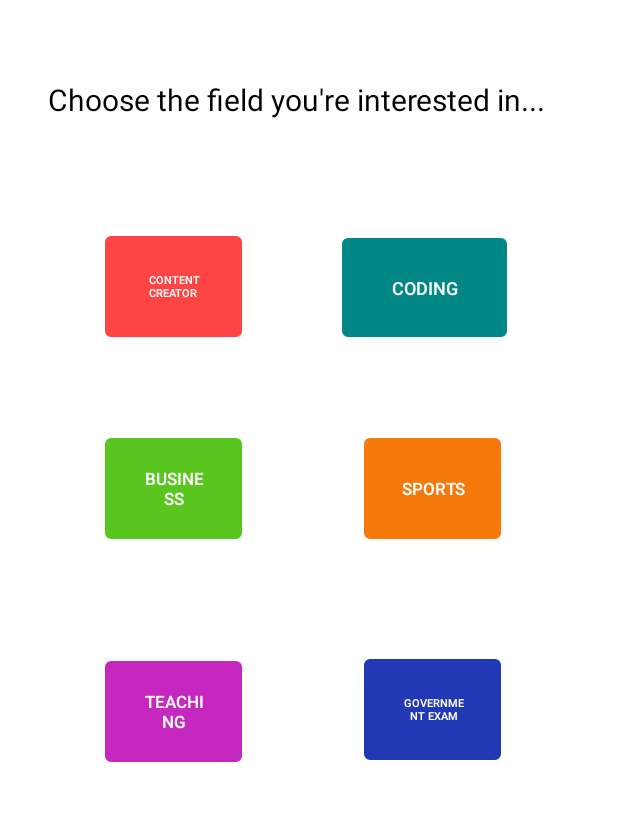
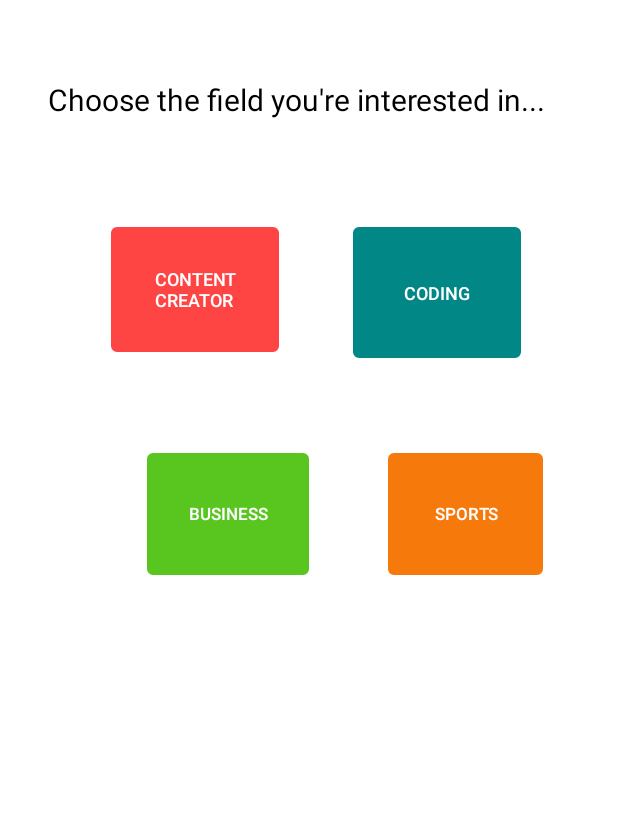
Before and after one commit to teeshaa/pathfinder-app, an Android app: the MainActivity2 screen opened directly, with no data from a screen before it, on a phone screen of 412 x 824 dp, the part 196-1017 px from its top. Run offline under Robolectric (Android 15) with nearby library versions, the light colour scheme and no system bars.

Commit message:
Updated UI

```diff
--- a/app/src/main/res/layout/activity_main2.xml
+++ b/app/src/main/res/layout/activity_main2.xml
@@ -10,8 +10,8 @@
 
     <Button
         android:id="@+id/music"
-        android:layout_width="91dp"
-        android:layout_height="67dp"
+        android:layout_width="112dp"
+        android:layout_height="83dp"
         android:background="@drawable/roundedbutton"
         android:backgroundTint="@color/cardview_light_background"
         android:contentDescription=" Content Creator "
@@ -21,24 +21,24 @@
         android:text="Content Creator "
         android:textAppearance="@style/TextAppearance.AppCompat.Button"
         android:textColor="@color/white"
-        android:textSize="7sp"
+        android:textSize="12sp"
         app:backgroundTint="@android:color/holo_red_light"
         app:elevation="2dp"
         app:layout_constraintBottom_toBottomOf="parent"
         app:layout_constraintEnd_toEndOf="parent"
-        app:layout_constraintHorizontal_bias="0.219"
+        app:layout_constraintHorizontal_bias="0.247"
         app:layout_constraintStart_toStartOf="parent"
         app:layout_constraintTop_toTopOf="parent"
         app:layout_constraintVertical_bias="0.381"
         app:rippleColor="#EC2F2F"
         app:shapeAppearance="@style/Widget.Material3.CircularProgressIndicator.ExtraSmall"
         app:strokeColor="@color/design_default_color_secondary_variant"
-        tools:text="Entertainment  World" />
+        tools:text="Content Creator" />
 
     <Button
         android:id="@+id/coding"
-        android:layout_width="110dp"
-        android:layout_height="66dp"
+        android:layout_width="112dp"
+        android:layout_height="87dp"
         android:background="@drawable/roundedbutton"
         android:backgroundTint="@color/cardview_light_background"
         android:contentDescription="Entertainment  World"
@@ -53,45 +53,19 @@
         app:elevation="2dp"
         app:layout_constraintBottom_toBottomOf="parent"
         app:layout_constraintEnd_toEndOf="parent"
-        app:layout_constraintHorizontal_bias="0.756"
+        app:layout_constraintHorizontal_bias="0.785"
         app:layout_constraintStart_toStartOf="parent"
         app:layout_constraintTop_toTopOf="parent"
-        app:layout_constraintVertical_bias="0.382"
+        app:layout_constraintVertical_bias="0.383"
         app:rippleColor="#EC2F2F"
         app:shapeAppearance="@style/Widget.Material3.CircularProgressIndicator.ExtraSmall"
         app:strokeColor="@color/design_default_color_secondary_variant"
         tools:text="Coding" />
 
     <Button
-        android:id="@+id/teaching"
-        android:layout_width="91dp"
-        android:layout_height="67dp"
-        android:background="@drawable/roundedbutton"
-        android:backgroundTint="@color/cardview_light_background"
-        android:ellipsize="none"
-        android:insetLeft="1dp"
-        android:shadowColor="#C6BFBF"
-        android:text="Teaching"
-        android:textAppearance="@style/TextAppearance.AppCompat.Button"
-        android:textColor="@color/white"
-        android:textSize="11sp"
-        app:backgroundTint="#C628BF"
-        app:elevation="2dp"
-        app:layout_constraintBottom_toBottomOf="parent"
-        app:layout_constraintEnd_toEndOf="parent"
-        app:layout_constraintHorizontal_bias="0.219"
-        app:layout_constraintStart_toStartOf="parent"
-        app:layout_constraintTop_toTopOf="parent"
-        app:layout_constraintVertical_bias="0.755"
-        app:rippleColor="#EC2F2F"
-        app:shapeAppearance="@style/Widget.Material3.CircularProgressIndicator.ExtraSmall"
-        app:strokeColor="@color/design_default_color_secondary_variant"
-        tools:text="Teaching" />
-
-    <Button
         android:id="@+id/business"
-        android:layout_width="91dp"
-        android:layout_height="67dp"
+        android:layout_width="108dp"
+        android:layout_height="81dp"
         android:background="@drawable/roundedbutton"
         android:backgroundTint="@color/cardview_light_background"
         android:ellipsize="none"
@@ -105,45 +79,19 @@
         app:elevation="2dp"
         app:layout_constraintBottom_toBottomOf="parent"
         app:layout_constraintEnd_toEndOf="parent"
-        app:layout_constraintHorizontal_bias="0.219"
+        app:layout_constraintHorizontal_bias="0.323"
         app:layout_constraintStart_toStartOf="parent"
         app:layout_constraintTop_toTopOf="parent"
-        app:layout_constraintVertical_bias="0.559"
+        app:layout_constraintVertical_bias="0.583"
         app:rippleColor="#EC2F2F"
         app:shapeAppearance="@style/Widget.Material3.CircularProgressIndicator.ExtraSmall"
         app:strokeColor="@color/design_default_color_secondary_variant"
         tools:text="Business" />
 
     <Button
-        android:id="@+id/gov"
-        android:layout_width="91dp"
-        android:layout_height="67dp"
-        android:background="@drawable/roundedbutton"
-        android:backgroundTint="@color/cardview_light_background"
-        android:ellipsize="none"
-        android:insetLeft="1dp"
-        android:shadowColor="#C6BFBF"
-        android:text="Government Exam"
-        android:textAppearance="@style/TextAppearance.AppCompat.Button"
-        android:textColor="@color/white"
-        android:textSize="7sp"
-        app:backgroundTint="#2139B5"
-        app:elevation="2dp"
-        app:layout_constraintBottom_toBottomOf="parent"
-        app:layout_constraintEnd_toEndOf="parent"
-        app:layout_constraintHorizontal_bias="0.756"
-        app:layout_constraintStart_toStartOf="parent"
-        app:layout_constraintTop_toTopOf="parent"
-        app:layout_constraintVertical_bias="0.753"
-        app:rippleColor="#EC2F2F"
-        app:shapeAppearance="@style/Widget.Material3.CircularProgressIndicator.ExtraSmall"
-        app:strokeColor="@color/design_default_color_secondary_variant"
-        tools:text="Government Exam" />
-
-    <Button
         android:id="@+id/sports"
-        android:layout_width="91dp"
-        android:layout_height="67dp"
+        android:layout_width="103dp"
+        android:layout_height="81dp"
         android:background="@drawable/roundedbutton"
         android:backgroundTint="@color/cardview_light_background"
         android:ellipsize="none"
@@ -157,10 +105,10 @@
         app:elevation="2dp"
         app:layout_constraintBottom_toBottomOf="parent"
         app:layout_constraintEnd_toEndOf="parent"
-        app:layout_constraintHorizontal_bias="0.756"
+        app:layout_constraintHorizontal_bias="0.837"
         app:layout_constraintStart_toStartOf="parent"
         app:layout_constraintTop_toTopOf="parent"
-        app:layout_constraintVertical_bias="0.559"
+        app:layout_constraintVertical_bias="0.583"
         app:rippleColor="#EC2F2F"
         app:shapeAppearance="@style/Widget.Material3.CircularProgressIndicator.ExtraSmall"
         app:strokeColor="@color/design_default_color_secondary_variant"
```
